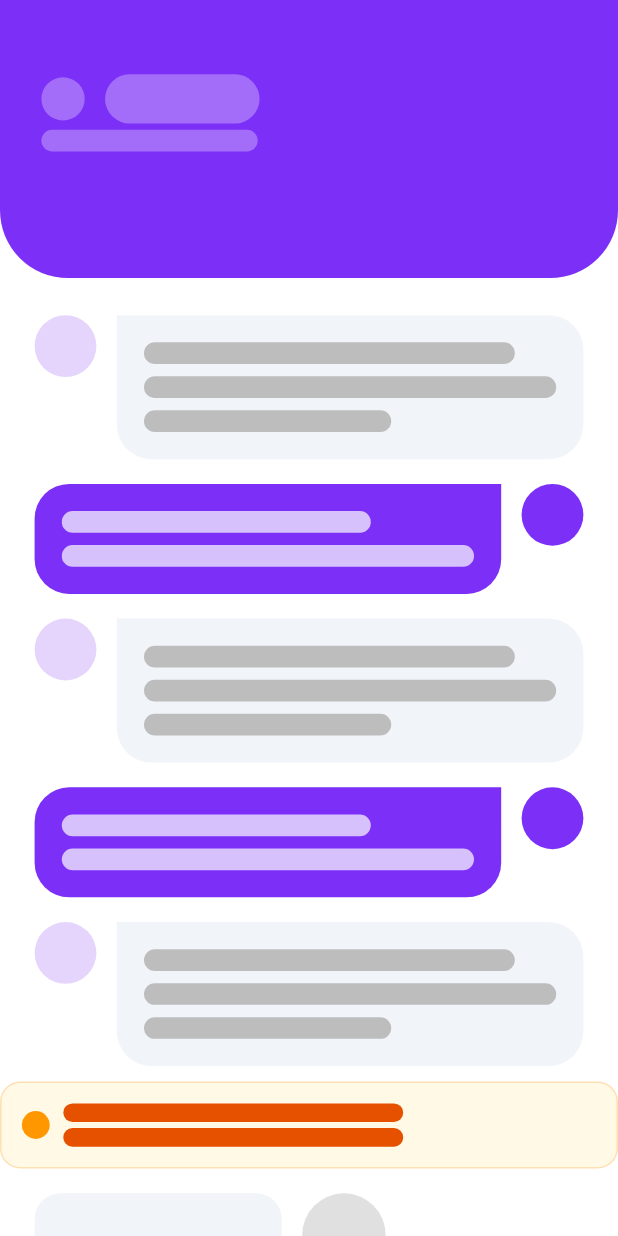
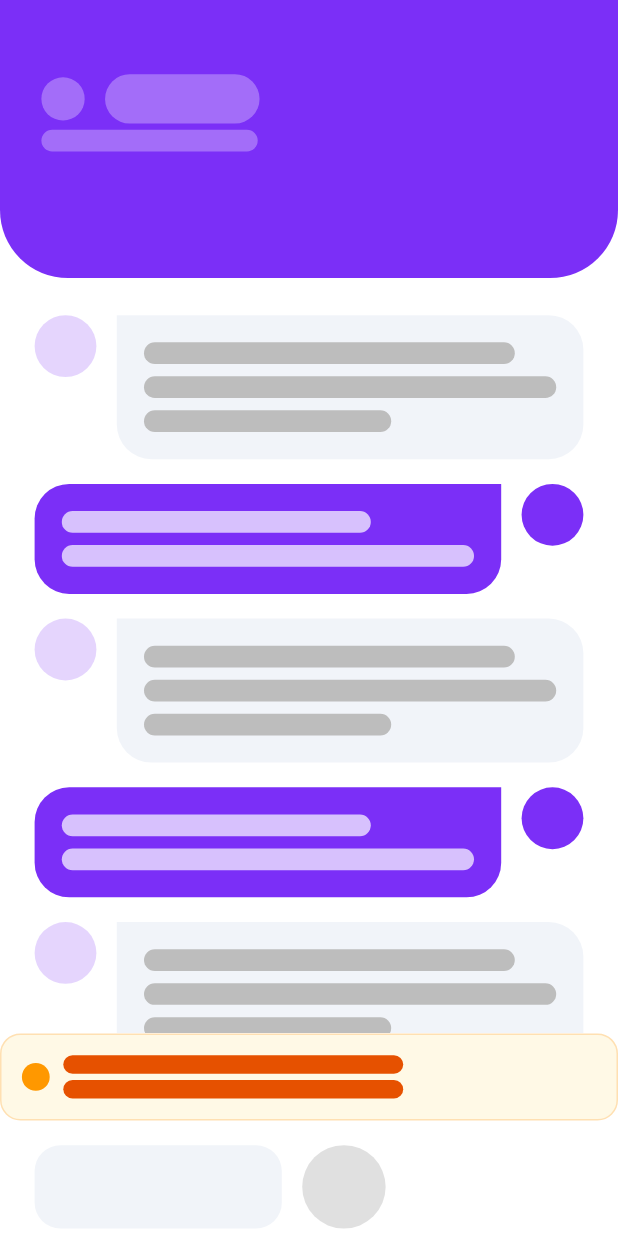
Before and after one commit to DevBeastTeam/couple_wellness_velomora_ai_flutter, a Flutter app: the ChatScreenSkeleton screen opened directly, on a phone screen of 412 x 824 dp. Run offline on Flutter 3.47's test engine with Material 3 defaults, Android fonts, the phone set to English and light mode, and no system bars; drawn by our look-alikes of flutter_animate; our stand-ins replace cloud_firestore, dio, firebase_analytics, firebase_auth, firebase_core, firebase_crashlytics and 9 more; missing offline and left inert: firebase_performance, in_app_purchase_android; accounts and stored records are empty; statements that could not run were skipped.

Commit message:
now ai chats input field fixed and also purchhasing page also translateable

```diff
--- a/lib/l10n/app_localizations.dart
+++ b/lib/l10n/app_localizations.dart
@@ -329,14 +329,6 @@
       'content_refreshed_successfully': '{name} content refreshed successfully!',
       'all_game_content_refreshed_successfully': 'All game content refreshed successfully!',
       'error_refreshing_content': 'Error refreshing content',
-      'no_plans_available': 'No plans available',
-      'unable_to_load_subscription_plans': 'Unable to load subscription plans',
-      'pay_now': 'Pay Now',
-      'or_start_48_hour_free_trial': 'Or start 48-hour free trial',
-      'request_cancellation': 'Request Cancellation',
-      'cancellation_request_submitted_admin_will_review_it': 'Cancellation request submitted. Admin will review it.',
-      'error_loading_plans': 'Error loading plans',
-      'error_restoring_purchases': 'Error restoring purchases',
       'failed_to_send_message': 'Failed to send message',
       'error_loading_messages': 'Error loading messages',
       'migration_confirmation_message': 'This will upload ALL data from the bundled migration.json backup (games, questions, your profile defaults, chat seed) to Firebase.\n\nExisting documents will be merged / updated.\n\nContinue?',
@@ -371,9 +363,31 @@
       'free_trial_48h': 'Start your 48-hour free trial',
       'then_price': 'Free for 48 hours, then',
       'cancel_anytime': 'Cancel anytime',
+      'subscription_trial_fallback': 'Free for 48 hours, then \${price}/month. Cancel anytime.',
+      'free_plan': 'Free Plan',
+      'upgrade_to_unlock_all_features': 'Upgrade to unlock all features',
+      'free_trial_active': 'Free Trial Active',
+      'expiry': 'Expiry',
+      'premium_monthly': 'Monthly Premium',
+      'premium_quarterly': 'Quarterly Premium',
+      'premium_yearly': 'Yearly Premium',
+      'request_cancellation': 'Request Cancellation',
       'restore_purchases': 'Restore',
       'secure_payment': 'Secure payment via Apple & Google',
       'no_commitment': 'Cancel anytime, no commitment',
+      'choose_your_plan': 'Choose your plan',
+      'no_plans_available': 'No plans available',
+      'unable_to_load_subscription_plans': 'Unable to load subscription plans',
+      'pay_now': 'Pay Now',
+      'or_start_48_hour_free_trial': 'Or start 48-hour free trial',
+      'error_loading_plans': 'Error loading plans',
+      'processing_subscription': 'Processing your subscription...',
+      'checking_purchases': 'Checking for previous purchases...',
+      'error_restoring_purchases': 'Error restoring purchases',
+      'cancellation_request_submitted_admin_will_review_it': 'Cancellation request submitted. Our team will review it.',
+      'failed_to_initiate_purchase': 'Failed to initiate purchase. Please try again.',
+      'subscription_activated': 'Subscription Activated',
+      'subscription_activated_body': 'Thank you for your purchase. Enjoy your premium features.',
 
       // Games
       'truth_or_truth': 'Truth or Truth',
@@ -818,14 +832,6 @@
       'content_refreshed_successfully': 'تم تحديث محتوى {name} بنجاح!',
       'all_game_content_refreshed_successfully': 'تم تحديث جميع محتويات الألعاب بنجاح!',
       'error_refreshing_content': 'خطأ في تحديث المحتوى',
-      'no_plans_available': 'لا توجد خطط متاحة',
-      'unable_to_load_subscription_plans': 'تعذر تحميل خطط الاشتراك',
-      'pay_now': 'ادفع الآن',
-      'or_start_48_hour_free_trial': 'أو ابدأ تجربة مجانية لمدة 48 ساعة',
-      'request_cancellation': 'طلب الإلغاء',
-      'cancellation_request_submitted_admin_will_review_it': 'تم إرسال طلب الإلغاء. سيقوم المسؤول بمراجعته.',
-      'error_loading_plans': 'خطأ في تحميل الخطط',
-      'error_restoring_purchases': 'خطأ في استعادة المشتريات',
       'failed_to_send_message': 'فشل في إرسال الرسالة',
       'error_loading_messages': 'خطأ في تحميل الرسائل',
       'migration_confirmation_message': 'سيؤدي هذا إلى رفع جميع البيانات من النسخة الاحتياطية المضمنة migration.json (الألعاب، الأسئلة، إعدادات ملفك الشخصي الافتراضية، بيانات بدء الدردشة) إلى Firebase.\n\nسيتم دمج/تحديث المستندات الموجودة.\n\nمتابعة؟',
@@ -853,16 +859,38 @@
       'monthly_plan': 'الخطة الشهرية',
       'quarterly_plan': 'خطة 3 أشهر',
       'yearly_plan': 'الخطة السنوية',
-      'per_month': '/شهر',
+      'per_month': '/شهرياً',
       'save_33': 'وفر 33%',
       'save_50': 'وفر 50%',
       'best_value': 'أفضل قيمة',
       'free_trial_48h': 'ابدأ تجربتك المجانية لمدة 48 ساعة',
-      'then_price': 'مجاناً لمدة 48 ساعة، ثم',
+      'then_price': 'مجانًا لمدة 48 ساعة، ثم',
       'cancel_anytime': 'إلغاء في أي وقت',
+      'subscription_trial_fallback': 'مجانًا لمدة 48 ساعة، ثم {price} دولارًا شهريًا. يمكنك الإلغاء في أي وقت.',
+      'free_plan': 'الخطة المجانية',
+      'upgrade_to_unlock_all_features': 'قم بالترقية لفتح جميع الميزات',
+      'free_trial_active': 'التجربة المجانية نشطة',
+      'expiry': 'تاريخ الانتهاء',
+      'premium_monthly': 'بريميوم شهري',
+      'premium_quarterly': 'بريميوم ربع سنوي',
+      'premium_yearly': 'بريميوم سنوي',
+      'request_cancellation': 'طلب إلغاء',
       'restore_purchases': 'استعادة',
       'secure_payment': 'دفع آمن عبر Apple و Google',
       'no_commitment': 'إلغاء في أي وقت، بدون التزام',
+      'choose_your_plan': 'اختر خطتك',
+      'no_plans_available': 'لا توجد خطط متاحة',
+      'unable_to_load_subscription_plans': 'غير قادر على تحميل خطط الاشتراك',
+      'pay_now': 'ادفع الآن',
+      'or_start_48_hour_free_trial': 'أو ابدأ نسخة تجريبية مجانية لمدة 48 ساعة',
+      'error_loading_plans': 'خطأ في تحميل الخطط',
+      'processing_subscription': 'جاري معالجة اشتراكك...',
+      'checking_purchases': 'جاري التحقق من المشتريات السابقة...',
+      'error_restoring_purchases': 'خطأ في استعادة المشتريات',
+      'cancellation_request_submitted_admin_will_review_it': 'تم تقديم طلب الإلغاء. سيقوم فريقنا بمراجعته.',
+      'failed_to_initiate_purchase': 'فشل بدء الشراء. يرجى المحاولة مرة أخرى.',
+      'subscription_activated': 'تم تفعيل الاشتراك',
+      'subscription_activated_body': 'شكراً لك على الشراء. استمتع بميزاتك المميزة.',
 
       // Games
       'love_language_quiz': 'اختبار لغة الحب',
@@ -1262,14 +1290,6 @@
       'content_refreshed_successfully': 'Le contenu de {name} a été actualisé avec succès !',
       'all_game_content_refreshed_successfully': 'Tout le contenu des jeux a été actualisé avec succès !',
       'error_refreshing_content': 'Erreur lors de l\'actualisation du contenu',
-      'no_plans_available': 'Aucun forfait disponible',
-      'unable_to_load_subscription_plans': 'Impossible de charger les forfaits d\'abonnement',
-      'pay_now': 'Payer maintenant',
-      'or_start_48_hour_free_trial': 'Ou commencez un essai gratuit de 48 heures',
-      'request_cancellation': 'Demander l\'annulation',
-      'cancellation_request_submitted_admin_will_review_it': 'Demande d\'annulation envoyée. L\'administrateur la examinera.',
-      'error_loading_plans': 'Erreur lors du chargement des forfaits',
-      'error_restoring_purchases': 'Erreur lors de la restauration des achats',
       'failed_to_send_message': 'Échec de l\'envoi du message',
       'error_loading_messages': 'Erreur lors du chargement des messages',
       'migration_confirmation_message': 'Cela va téléverser TOUTES les données de la sauvegarde intégrée migration.json (jeux, questions, valeurs par défaut de votre profil, amorce de chat) vers Firebase.\n\nLes documents existants seront fusionnés / mis à jour.\n\nContinuer ?',
@@ -1304,9 +1324,31 @@
       'free_trial_48h': 'Commencez votre essai gratuit de 48 heures',
       'then_price': 'Gratuit pendant 48 heures, puis',
       'cancel_anytime': 'Annuler à tout moment',
+      'subscription_trial_fallback': 'Gratuit pendant 48 heures, puis {price}/mois. Annulez à tout moment.',
+      'free_plan': 'Forfait gratuit',
+      'upgrade_to_unlock_all_features': 'Passez au niveau supérieur pour débloquer toutes les fonctionnalités',
+      'free_trial_active': 'Essai gratuit actif',
+      'expiry': 'Expiration',
+      'premium_monthly': 'Premium mensuel',
+      'premium_quarterly': 'Premium trimestriel',
+      'premium_yearly': 'Premium annuel',
+      'request_cancellation': 'Demander l\'annulation',
       'restore_purchases': 'Restaurer',
       'secure_payment': 'Paiement sécurisé via Apple et Google',
       'no_commitment': 'Annuler à tout moment, sans engagement',
+      'choose_your_plan': 'Choisissez votre forfait',
+      'no_plans_available': 'Aucun forfait disponible',
+      'unable_to_load_subscription_plans': 'Impossible de charger les forfaits d\'abonnement',
+      'pay_now': 'Payer maintenant',
+      'or_start_48_hour_free_trial': 'Ou commencez un essai gratuit de 48 heures',
+      'error_loading_plans': 'Erreur lors du chargement des forfaits',
+      'processing_subscription': 'Traitement de votre abonnement...',
+      'checking_purchases': 'Vérification des achats précédents...',
+      'error_restoring_purchases': 'Erreur lors de la restauration des achats',
+      'cancellation_request_submitted_admin_will_review_it': 'Demande d\'annulation soumise. Notre équipe va l\'examiner.',
+      'failed_to_initiate_purchase': 'Échec de l\'initiation de l\'achat. Veuillez réessayer.',
+      'subscription_activated': 'Abonnement activé',
+      'subscription_activated_body': 'Merci pour votre achat. Profitez de vos fonctionnalités premium.',
 
       // Games
       'love_language_quiz': 'Quiz des langages de l\'amour',
@@ -1522,6 +1564,20 @@
   String get restorePurchases => translate('restore_purchases');
   String get securePayment => translate('secure_payment');
   String get noCommitment => translate('no_commitment');
+  String get chooseYourPlan => translate('choose_your_plan');
+  String get noPlansAvailable => translate('no_plans_available');
+  String get unableToLoadSubscriptionPlans => translate('unable_to_load_subscription_plans');
+  String get payNow => translate('pay_now');
+  String get orStart48HourFreeTrial => translate('or_start_48_hour_free_trial');
+  String get errorLoadingPlans => translate('error_loading_plans');
+  String get processingSubscription => translate('processing_subscription');
+  String get checkingPurchases => translate('checking_purchases');
+  String get errorRestoringPurchases => translate('error_restoring_purchases');
+  String get cancellationRequestSubmitted => translate('cancellation_request_submitted_admin_will_review_it');
+  String get failedToInitiatePurchase => translate('failed_to_initiate_purchase');
+  String get requestCancellation => translate('request_cancellation');
+  String get subscriptionActivated => translate('subscription_activated');
+  String get subscriptionActivatedBody => translate('subscription_activated_body');
 
   // Games
   String get truthOrTruth => translate('truth_or_truth');
--- a/lib/widgets/skeletons/chat_skeleton.dart
+++ b/lib/widgets/skeletons/chat_skeleton.dart
@@ -62,8 +62,7 @@
               ),
             ),
             // Chat messages
-            SizedBox(
-              height: height * 0.65,
+            Expanded(
               child: ListView(
                 padding: EdgeInsets.fromLTRB(
                   width * 0.056,
```
Also changed, not shown: lib/screens/chat/chat_screen.dart (+12 -4 lines), lib/screens/settings/subscription_screen.dart (+41 -27 lines), lib/services/subscription_plans_service.dart (+42 -0 lines), lib/services/subscription_service.dart (+10 -2 lines), lib/widgets/subscription_status_widget.dart (+30 -10 lines).
